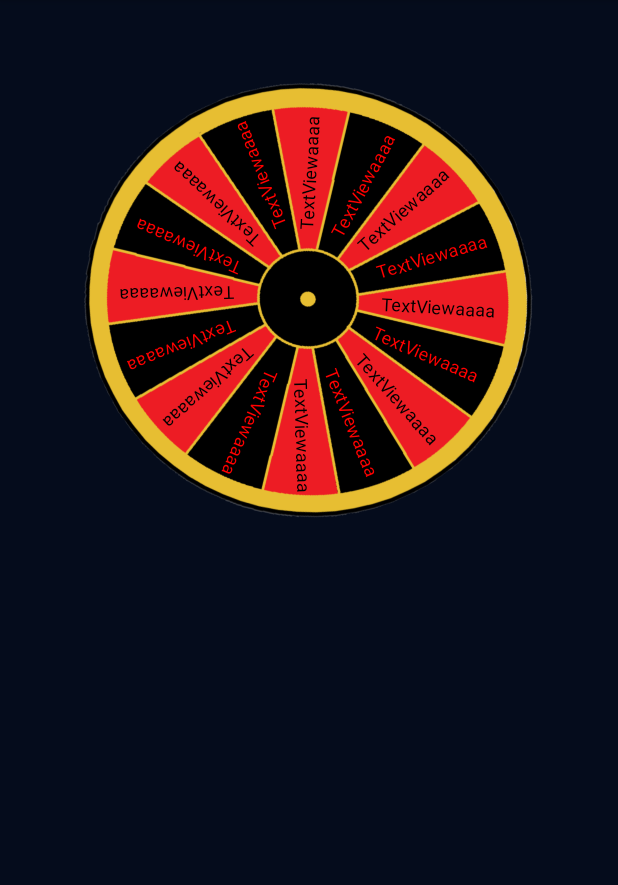
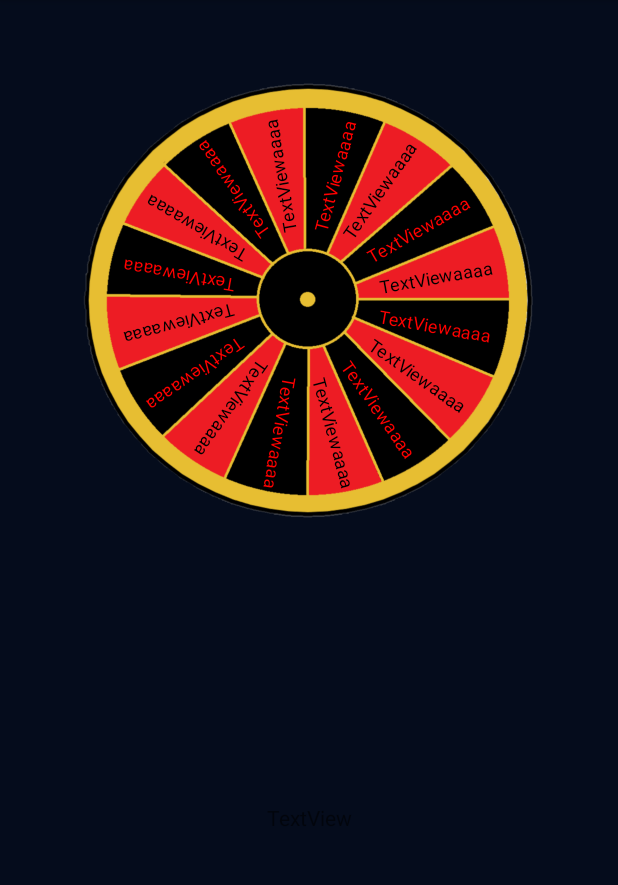
Before and after one commit to JakrarinSrimakut/Munchie-Roulette, an Android app: the screen it shows after launch (MainActivity), after a tap on "TextViewaaaa", on a phone screen of 412 x 824 dp, the part 84-969 px from its top. Run offline under Robolectric (Android 15) with nearby library versions, the phone set to English and light mode, and no system bars.

Commit message:
Change animation to incorporate degrees currently not spinning

```diff
--- a/app/src/main/java/com/example/h/munchieroulette/MainActivity.kt
+++ b/app/src/main/java/com/example/h/munchieroulette/MainActivity.kt
@@ -5,7 +5,10 @@ import android.location.Location
 import android.os.Bundle
 import android.util.Log
 import android.view.View
+import android.view.animation.Animation
+import android.view.animation.DecelerateInterpolator
 import android.view.animation.LinearInterpolator
+import android.view.animation.RotateAnimation
 import android.widget.TextView
 import android.widget.Toast
 import androidx.appcompat.app.AppCompatActivity
@@ -31,7 +34,7 @@ class MainActivity : AppCompatActivity(),View.OnClickListener {
     private var lastDir: Float = 0f
     // We create a Random instance to make our wheel spin randomly
     private var random: Random = Random()
-    private val degree = 0
+    private var degree = 0
     private  var degreeOld:Int = 0
     // We have 16 sectors on the wheel, we divide 360 by this value to have angle for each sector
     private val SECTOR = 360f / 16f
@@ -60,6 +63,7 @@ class MainActivity : AppCompatActivity(),View.OnClickListener {
         R.id.restaurantTextView15,
         R.id.restaurantTextView16
     )
+    private val sectorDegrees: Float = (360f / 16f).toFloat()
     lateinit var restaurants:List<Any>
 
     override fun onCreate(savedInstanceState: Bundle?) {
@@ -181,45 +185,57 @@ class MainActivity : AppCompatActivity(),View.OnClickListener {
     }
 
     //Spin the wheel
-    fun spinRoulette(){
+    private fun spinRoulette(){
         //TODO:Change roulette spin animation with degrees
-        cLayoutRoulette.animate()
-            .rotationBy(1000f)
-            .setDuration(3000)
-            .setInterpolator(LinearInterpolator())
-            .start()
+        Toast.makeText(this, "clicked", Toast.LENGTH_LONG).show()
 
-        //Random
-        var yelpRandomRestaurant: YelpRestaurant = restaurants.random() as YelpRestaurant
-        var name: String = yelpRandomRestaurant.name
-        Toast.makeText(this, name, Toast.LENGTH_LONG).show()
-        /*
-        if(!spinning){
-            var newDir: Float = random.nextInt(1800).toFloat()
-            var pivotX: Float = cLayoutRoulette.getWidth()/2f;
-            var pivotY: Float = cLayoutRoulette.getHeight()/2f;
+        var resultTV : TextView = findViewById(R.id.resultTextView)
 
-            var rotate: Animation = RotateAnimation(lastDir, newDir, pivotX, pivotY)
-            rotate.setDuration(2500)
-            rotate.setFillAfter(true)
+        degreeOld = degree % 360
+        // we calculate random angle for rotation of our wheel
+        degree = random.nextInt(360) + 720
+        // rotation effect on the center of the wheel
+        var rotateAnim: RotateAnimation = RotateAnimation(
+            degreeOld.toFloat(), degree.toFloat(),
+            RotateAnimation.RELATIVE_TO_PARENT, 0.5f, RotateAnimation.RELATIVE_TO_PARENT, 0.5f)
+        rotateAnim.setDuration(3600)
+        rotateAnim.setFillAfter(true)
+        rotateAnim.setInterpolator(DecelerateInterpolator())
+        rotateAnim.setAnimationListener(object: Animation.AnimationListener {
+            override fun onAnimationStart(animation: Animation?) {
+                resultTV.setText("")
+            }
 
-            rotate.setAnimationListener(object: AnimationListener{
-                override fun onAnimationStart(p0: Animation?) {
-                    spinning = true
-                }
+            override fun onAnimationEnd(animation: Animation?) {
+                resultTV.setText(getSector(360 - (degree % 360)))
+            }
 
-                override fun onAnimationEnd(p0: Animation?) {
-                    spinning = false
-                }
+            override fun onAnimationRepeat(animation: Animation?) {
+                TODO("Not yet implemented")
+            }
 
-                override fun onAnimationRepeat(p0: Animation?) {
-                    TODO("Not yet implemented")
-                }
-            })
 
-            lastDir = newDir //next spin know where to start off
-            cLayoutRoulette.startAnimation(rotate)
-        }
-         */
+        })
+
+    }
+
+    private fun getSector(degrees: Int): String? {
+        var i: Int = 0
+        var text: String? = null
+
+        do {
+            // start and end of each sector on the wheel
+            var start: Float = i * sectorDegrees
+            var end: Float = start + sectorDegrees
+            if(degrees >= start && degrees < end){
+                // degrees is in [start;end[
+                // so text is equals to sectors[i];
+                var sectorYelpRestaurant: YelpRestaurant = restaurants[i] as YelpRestaurant
+                text = sectorYelpRestaurant.name
+            }
+
+            i++
+        }while (text == null && i < restaurants.size)
+        return  text
     }
 }
--- a/app/src/main/res/layout/activity_main.xml
+++ b/app/src/main/res/layout/activity_main.xml
@@ -350,5 +350,16 @@
 
     </androidx.constraintlayout.widget.ConstraintLayout>
 
+    <TextView
+        android:id="@+id/resultTextView"
+        android:layout_width="111dp"
+        android:layout_height="48dp"
+        android:text="TextView"
+        android:textAlignment="center"
+        app:layout_constraintBottom_toBottomOf="parent"
+        app:layout_constraintEnd_toEndOf="parent"
+        app:layout_constraintStart_toStartOf="parent"
+        app:layout_constraintTop_toBottomOf="@+id/cLayoutRoulette" />
+
 
 </androidx.constraintlayout.widget.ConstraintLayout>
```
